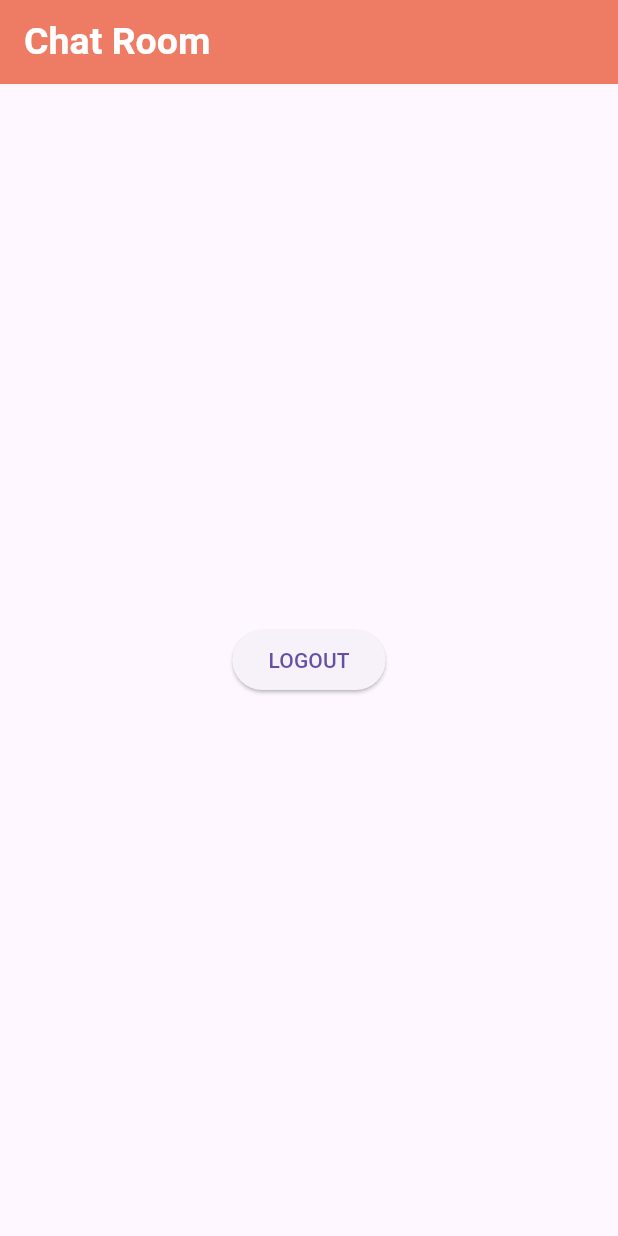
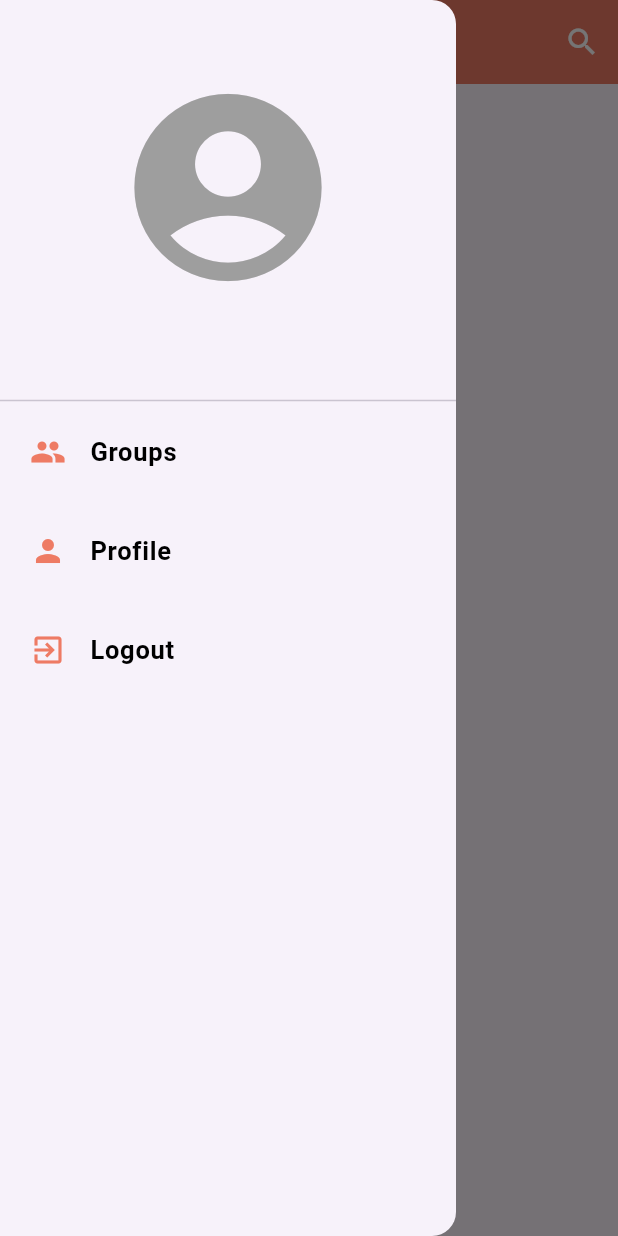
Before and after one commit to HAMZAMATEN/chat-app, a Flutter app: the HomePage screen opened directly, with the side drawer open (before the commit the screen has no drawer), on a phone screen of 412 x 824 dp. Run offline on Flutter 3.47's test engine with Material 3 defaults, Android fonts, the phone set to English and light mode, and no system bars; our stand-ins replace cloud_firestore, firebase_auth, firebase_core, shared_preferences; accounts and stored records are empty.

Commit message:
Home page done

```diff
--- a/lib/Helper/helper_function.dart
+++ b/lib/Helper/helper_function.dart
@@ -25,10 +25,17 @@ class HelperFunction{
 
 
   //getting data from SP
-static Future<bool?>getUserLoggedInStatus() async{
- SharedPreferences sp=await SharedPreferences.getInstance();
- return sp.getBool (userLoggedInKey);
-
+static Future<bool?>getUserLoggedInStatus() async {
+ SharedPreferences sp = await SharedPreferences.getInstance();
+ return sp.getBool(userLoggedInKey);
+}
+ static Future<String?>getUserEmailFromSF() async {
+  SharedPreferences sp = await SharedPreferences.getInstance();
+  return sp.getString(userEmailKey);
+ }
+  static Future<String?>getUserNameFromSF() async{
+   SharedPreferences sp=await SharedPreferences.getInstance();
+   return sp.getString(userNameKey);
 }
 
 
--- a/lib/pages/HomeScreen/home.dart
+++ b/lib/pages/HomeScreen/home.dart
@@ -1,3 +1,6 @@
+import 'package:chat_app/Helper/helper_function.dart';
+import 'package:chat_app/pages/auth/login.dart';
+import 'package:chat_app/pages/auth/profile_page.dart';
 import 'package:chat_app/res/colors/color.dart';
 import 'package:chat_app/res/components/navigate_function.dart';
 import 'package:chat_app/services/auth_service.dart';
@@ -10,23 +13,125 @@ class HomePage extends StatefulWidget {
 }
 
 class _HomePageState extends State<HomePage> {
+  String userName="";
+  String email="";
+  @override
+  void initState() {
+    // TODO: implement initState
+    super.initState();
+    gettingUserData();
+  }
+  gettingUserData()async{
+    await HelperFunction.getUserNameFromSF().then((value) {
+      setState(() {
+        userName = value!;
+      });
+    });
+      await HelperFunction.getUserEmailFromSF().then((val) {
+        setState(() {
+          email = val!;
+        });
+      });
+
+  }
   AuthService authService=AuthService();
   @override
   Widget build(BuildContext context) {
     return Scaffold(
       appBar: AppBar(
-        title: Text('Chat Room',style: TextStyle(color: Colors.white,
+        actions: [
+          IconButton(
+              onPressed: (){
+              nextScreen(context, SearchBar());
+              }, icon: Icon(Icons.search,color: Colors.white,),),
+        ],
+        elevation: 0,
+        centerTitle: true,
+        title: Text('Groups',style: TextStyle(color: Colors.white,
             fontSize: 25, fontWeight: FontWeight.bold),),
         backgroundColor:AppColors.primaryColor,
       ),
-      body: Center(
-        child:ElevatedButton(
-          child: Text("LOGOUT"),
-          onPressed: (){
-          authService.signOut();
-        },
-        ),),
+      drawer: Drawer(
+        child: ListView(
+          padding: EdgeInsets.symmetric(vertical: 50),
+          children: [
+            Icon(Icons.account_circle,
+          color: Colors.grey,
+          size:150 ,
+            ),
+            const SizedBox(height: 15,),
+            Text(userName,textAlign: TextAlign.center,style: TextStyle(color:AppColors.primaryColor,
+                fontSize: 25, fontWeight: FontWeight.bold),),
+            const SizedBox(height: 15,),
+            const Divider(
+              height: 2,
+            ),
+            ListTile(
+              onTap: (){},
+              selectedColor: AppColors.primaryColor,
+              selected: true,
+              contentPadding: EdgeInsets.symmetric(vertical:5,horizontal: 20),
+              leading: const Icon(Icons.group),
+              title: Text("Groups",style: TextStyle(color:Colors.black,
+                  fontSize:17,
+                  fontWeight: FontWeight.bold),),
+            ),
+            ListTile(
+              onTap: (){
+                nextScreen(context,ProfilePage(userName:userName,email:email));
+              },
+              selectedColor: AppColors.primaryColor,
+              selected: true,
+              contentPadding: EdgeInsets.symmetric(vertical:5,horizontal: 20),
+              leading: const Icon(Icons.person),
+              title: Text("Profile",style: TextStyle(color:Colors.black,
+                  fontSize:17,
+                  fontWeight: FontWeight.bold),),
+            ),
+            ListTile(
+              onTap: ()async {
+                showDialog(
+                  barrierDismissible: false,
+                  context: context, builder: (context) {
+         return AlertDialog(
+    title: Text("Logout"),
+    content: Text("Are you sure you want to logout?"),
+    actions: [
+       IconButton(
+    onPressed: () {
+      Navigator.pop(context);
+      },
+    icon: Icon(Icons.cancel,
+    color: Colors.redAccent,)
+    ),
+    IconButton(onPressed: () async {
+      await authService.signOut();
+    Navigator.of(context).pushAndRemoveUntil(
+    MaterialPageRoute(
+    builder: (context) => LoginPage()), (
+    route) => false);
+    },
+    icon: Icon(Icons.done, color: Colors.green,),),
 
-      );
+    ],
+    );
+    },
+                );
+              },
+                  selectedColor:AppColors.primaryColor,
+                  selected:true,
+                  contentPadding:EdgeInsets.symmetric(vertical: 5, horizontal: 20),
+                  leading:const Icon(Icons.exit_to_app),
+                  title:Text("Logout", style: TextStyle(color: Colors.black,
+                      fontSize: 17,
+                      fontWeight: FontWeight.bold),),
+                ),
+
+            ]),
+
+      ),
+    );
+
+
   }
 }
```
Also changed, not shown: lib/pages/auth/profile_page.dart (added, +112 -0 lines), lib/pages/auth/search_page.dart (added, +14 -0 lines).
